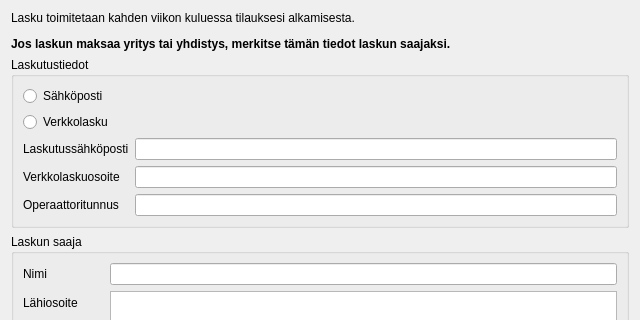
artoh/kitupiikki, file kitsas/tilaus/tilausyhteys.ui: the form before one commit; both pictures show x 0 to 640 and y 0 to 320 of the 640 by 644 pixel window.
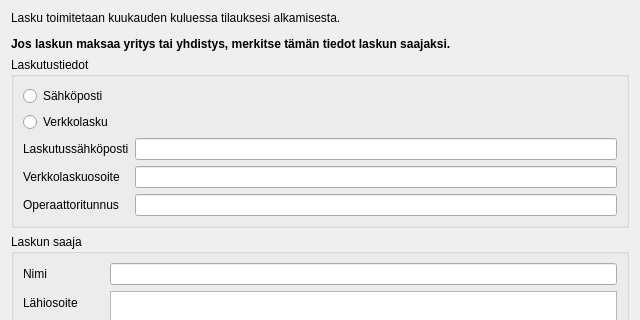
The form after the commit.

Commit message: Tilausdialogiiin päivitetty laskun lähetysaikaa

```diff
--- a/kitsas/tilaus/tilausyhteys.ui
+++ b/kitsas/tilaus/tilausyhteys.ui
@@ -17,7 +17,7 @@
    <item>
     <widget class="QLabel" name="infoLabel">
      <property name="text">
-      <string>&lt;html&gt;&lt;head/&gt;&lt;body&gt;&lt;p&gt;Lasku toimitetaan kahden viikon kuluessa tilauksesi alkamisesta.&lt;/p&gt;&lt;p&gt;&lt;b&gt;Jos laskun maksaa yritys tai yhdistys, merkitse tämän tiedot laskun saajaksi.&lt;/b&gt;&lt;/p&gt;&lt;/body&gt;&lt;/html&gt;</string>
+      <string>&lt;html&gt;&lt;head/&gt;&lt;body&gt;&lt;p&gt;Lasku toimitetaan kuukauden kuluessa tilauksesi alkamisesta.&lt;/p&gt;&lt;p&gt;&lt;span style=&quot; font-weight:700;&quot;&gt;Jos laskun maksaa yritys tai yhdistys, merkitse tämän tiedot laskun saajaksi.&lt;/span&gt;&lt;/p&gt;&lt;/body&gt;&lt;/html&gt;</string>
      </property>
      <property name="wordWrap">
       <bool>true</bool>
```
Left out of the diff: 2 changed lines with no effect on the pictures.
